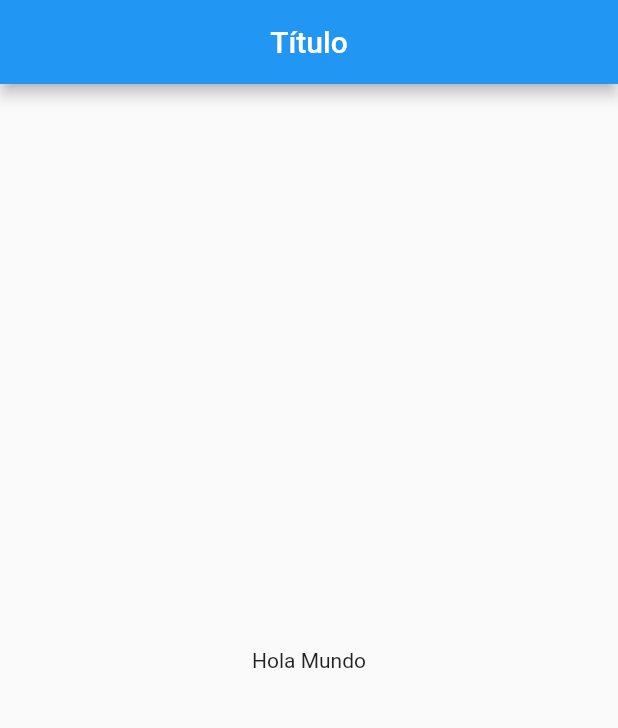
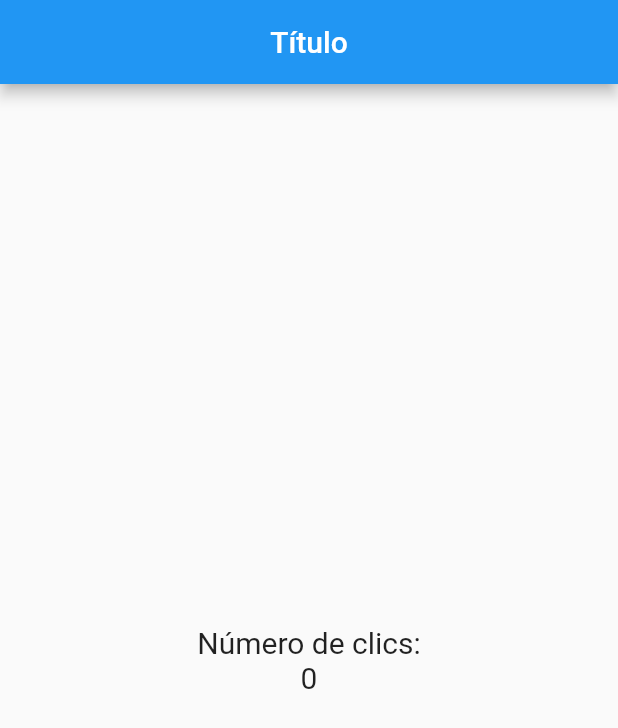
Before and after one commit to jossued/curso-flutter-contador, a Flutter app: the screen it shows after launch, on a phone screen of 412 x 824 dp. Shown: the top 728 px of the screen. Run offline on Flutter 3.47's test engine with Material 2 defaults, Android fonts, the phone set to English and light mode, and no system bars.

Commit message:
columna con estilo de texto

```diff
--- a/contador/lib/src/pages/home_page.dart
+++ b/contador/lib/src/pages/home_page.dart
@@ -2,7 +2,9 @@ import 'package:flutter/cupertino.dart';
 
 import 'package:flutter/material.dart';
 
-class HomePage extends StatelessWidget{
+class HomePage extends StatelessWidget {
+  final estiloTexto = new TextStyle(fontSize: 20);
+
   @override
   Widget build(BuildContext context) {
     return Scaffold(
@@ -11,8 +13,19 @@ class HomePage extends StatelessWidget{
         centerTitle: true,
       ),
       body: Center(
-        child: Text('Hola Mundo'),
-      ),
+          child: Column(
+        mainAxisAlignment: MainAxisAlignment.center,
+        children: [
+          Text(
+            'Número de clics:',
+            style: estiloTexto,
+          ),
+          Text(
+            '0',
+            style: estiloTexto,
+          )
+        ],
+      )),
     );
   }
 }
```
